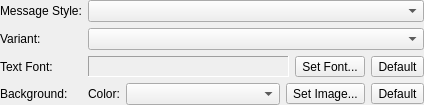
vacuum-im/vacuum-im, file src/plugins/simplemessagestyle/simpleoptionswidget.ui: the form before one commit.
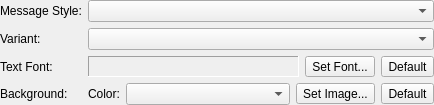
The form after the commit.

The edit to the form file:
```diff
--- a/src/plugins/simplemessagestyle/simpleoptionswidget.ui
+++ b/src/plugins/simplemessagestyle/simpleoptionswidget.ui
@@ -6,11 +6,11 @@
    <rect>
     <x>0</x>
     <y>0</y>
-    <width>424</width>
-    <height>102</height>
+    <width>434</width>
+    <height>101</height>
    </rect>
   </property>
-  <layout class="QFormLayout" name="formLayout">
+  <layout class="QGridLayout" name="gridLayout">
    <property name="margin">
     <number>0</number>
    </property>
```
